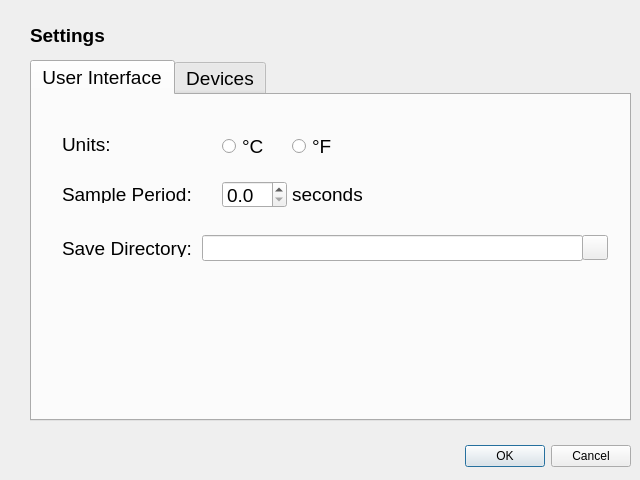
The window that app/ui/settings_dialog.ui (jmgrady/rpi-thermometer) describes before a commit, drawn with Qt 5.
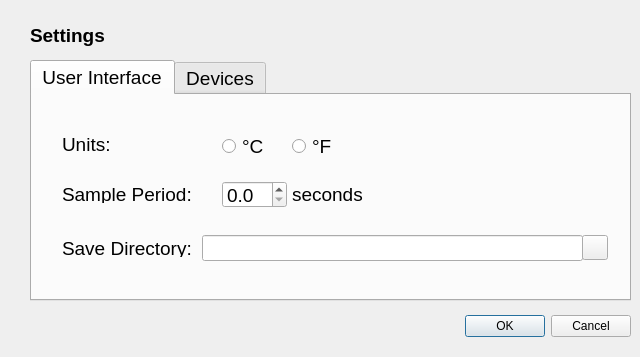
The same window after the commit. Icons and pictures are not drawn.

What changed in the file:
```diff
--- a/app/ui/settings_dialog.ui
+++ b/app/ui/settings_dialog.ui
@@ -7,7 +7,7 @@
     <x>0</x>
     <y>0</y>
     <width>640</width>
-    <height>480</height>
+    <height>357</height>
    </rect>
   </property>
   <property name="windowTitle">
@@ -17,7 +17,7 @@
    <property name="geometry">
     <rect>
      <x>10</x>
-     <y>440</y>
+     <y>310</y>
      <width>621</width>
      <height>32</height>
     </rect>
@@ -54,7 +54,7 @@
      <x>30</x>
      <y>60</y>
      <width>601</width>
-     <height>361</height>
+     <height>241</height>
     </rect>
    </property>
    <property name="font">
```
